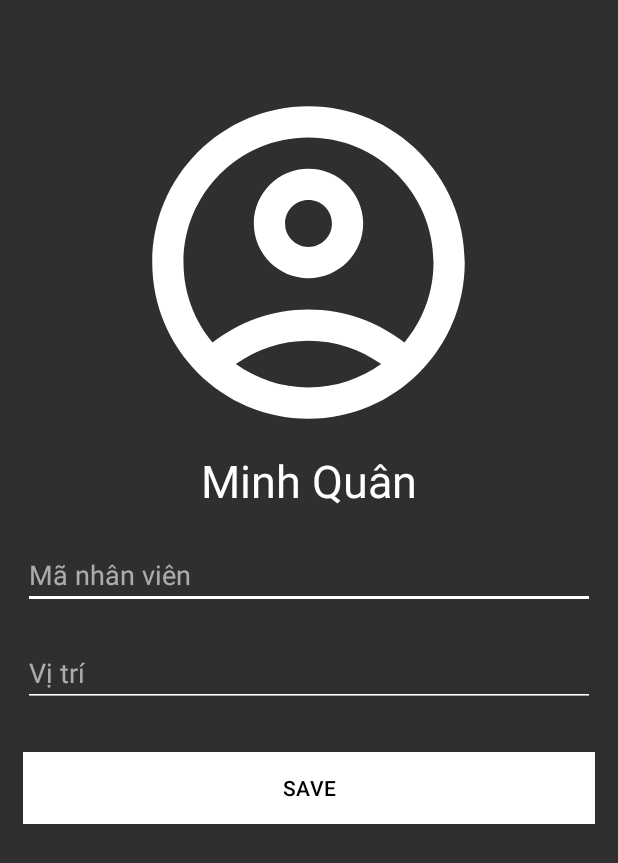
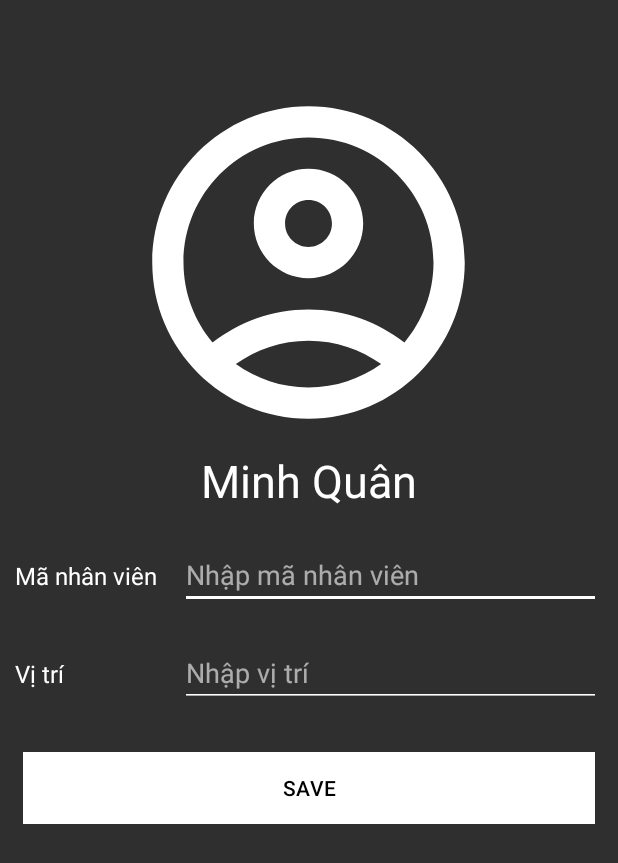
Before and after one commit to pmq72002/meetingApp, an Android app: the SettingActivity screen opened directly, with no data from a screen before it, after a tap on "SAVE", on a phone screen of 412 x 824 dp. Shown: the top 863 px of the screen. Run offline under Robolectric (Android 15) with nearby library versions, the light colour scheme and no system bars; our stand-ins replace Firebase (no records; nobody signed in at launch, a user with empty details on screens opened directly), Picasso.

Commit message:
add update for setting activity, set logout

```diff
--- a/app/build.gradle.kts
+++ b/app/build.gradle.kts
@@ -42,6 +42,7 @@ dependencies {
     androidTestImplementation("androidx.test.ext:junit:1.1.5")
     androidTestImplementation("androidx.test.espresso:espresso-core:3.5.1")
     implementation("com.firebaseui:firebase-ui-database:8.0.2")
+    implementation ("com.firebaseui:firebase-ui-auth:7.2.0")
     implementation("com.google.android.gms:play-services-auth:20.7.0")
     implementation("com.google.firebase:firebase-auth:22.3.0")
     implementation("com.google.firebase:firebase-database:20.3.0")
--- a/app/src/main/java/com/example/meetingapp/LoginActivity.java
+++ b/app/src/main/java/com/example/meetingapp/LoginActivity.java
@@ -25,6 +25,7 @@ import com.google.firebase.auth.AuthResult;
 import com.google.firebase.auth.FirebaseAuth;
 import com.google.firebase.auth.FirebaseUser;
 import com.google.firebase.auth.GoogleAuthProvider;
+import com.google.firebase.database.DatabaseReference;
 import com.google.firebase.database.FirebaseDatabase;
 
 public class LoginActivity extends AppCompatActivity {
@@ -83,8 +84,6 @@ public class LoginActivity extends AppCompatActivity {
                                     users.setUserId(user.getUid());
                                     users.setName(user.getDisplayName());
                                     users.setProfile(user.getPhotoUrl().toString());
-                                    users.setMnv(users.getMnv());
-                                    users.setposition(users.getposition());
 
                                     database.getReference().child("Users").child(user.getUid()).setValue(users);
 
--- a/app/src/main/java/com/example/meetingapp/MainActivity.java
+++ b/app/src/main/java/com/example/meetingapp/MainActivity.java
@@ -12,6 +12,12 @@ import android.widget.ImageView;
 import android.widget.PopupMenu;
 import android.widget.TextView;
 
+import com.firebase.ui.auth.AuthUI;
+import com.google.android.gms.auth.api.Auth;
+import com.google.android.gms.auth.api.signin.GoogleSignInAccount;
+import com.google.android.gms.common.api.GoogleApiClient;
+import com.google.android.gms.tasks.OnCompleteListener;
+import com.google.android.gms.tasks.Task;
 import com.google.firebase.auth.FirebaseAuth;
 import com.google.firebase.auth.FirebaseUser;
 import com.google.firebase.database.DataSnapshot;
@@ -27,7 +33,7 @@ public class MainActivity extends AppCompatActivity implements PopupMenu.OnMenuI
     private DatabaseReference reference;
     private FirebaseUser user;
     private String  userID;
-
+    GoogleApiClient mGoogleApiClient;
     ImageView img_profile;
     TextView txt_profile;
     Button btn_newMeet, btn_myMeet, btn_contentsMeet, btn_file;
@@ -110,9 +116,14 @@ public class MainActivity extends AppCompatActivity implements PopupMenu.OnMenuI
         logout.setOnMenuItemClickListener(new MenuItem.OnMenuItemClickListener() {
             @Override
             public boolean onMenuItemClick(@NonNull MenuItem item) {
-                FirebaseAuth.getInstance().signOut();
-                Intent i = new Intent(MainActivity.this, LoginActivity.class);
-                startActivity(i);
+                AuthUI.getInstance().signOut(MainActivity.this).addOnCompleteListener(new OnCompleteListener<Void>() {
+                    @Override
+                    public void onComplete(@NonNull Task<Void> task) {
+                        Intent i = new Intent(MainActivity.this, LoginActivity.class);
+                        startActivity(i);
+                        finish();
+                    }
+                });
 
                 return true;
             }
--- a/app/src/main/java/com/example/meetingapp/MyAdapter.java
+++ b/app/src/main/java/com/example/meetingapp/MyAdapter.java
@@ -70,6 +70,7 @@ public class MyAdapter extends RecyclerView.Adapter<MyAdapter.MyViewHolder> {
                             String pass = snapshot.child("password").getValue().toString();
                             if(holder.passConfirm.getText().toString().equals(pass)){
                                 startMeeting(meetingID,getName(),meetings.getTopic(),pass);
+                                holder.passConfirm.setText("");
                             }else {
                                 Toast.makeText(context, "Sai mật khẩu", Toast.LENGTH_SHORT).show();
                             }
--- a/app/src/main/java/com/example/meetingapp/MyFilesListAdapter.java
+++ b/app/src/main/java/com/example/meetingapp/MyFilesListAdapter.java
@@ -45,8 +45,6 @@ public class MyFilesListAdapter extends RecyclerView.Adapter<MyFilesListAdapter.
         holder.date.setText(FilesList.getDate());
 
 
-
-
     }
 
     @Override
@@ -62,8 +60,6 @@ public class MyFilesListAdapter extends RecyclerView.Adapter<MyFilesListAdapter.
             date = itemView.findViewById(R.id.file_date_list);
             time = itemView.findViewById(R.id.file_time_list);
 
-
-
         }
     }
 
--- a/app/src/main/java/com/example/meetingapp/RoomMeetingActivity.java
+++ b/app/src/main/java/com/example/meetingapp/RoomMeetingActivity.java
@@ -98,8 +98,8 @@ public class RoomMeetingActivity extends AppCompatActivity {
 
 
         ZegoUIKitPrebuiltVideoConferenceConfig config = new ZegoUIKitPrebuiltVideoConferenceConfig();
-        // config.turnOnCameraWhenJoining = false;
-        // config.turnOnMicrophoneWhenJoining = false;
+         config.turnOnCameraWhenJoining = false;
+         config.turnOnMicrophoneWhenJoining = false;
         ZegoUIKitPrebuiltVideoConferenceFragment fragment = ZegoUIKitPrebuiltVideoConferenceFragment.newInstance(appID, appSign,userID, name, meetingID, config);
 
         getSupportFragmentManager().beginTransaction()
--- a/app/src/main/java/com/example/meetingapp/SettingActivity.java
+++ b/app/src/main/java/com/example/meetingapp/SettingActivity.java
@@ -59,7 +59,7 @@ public class SettingActivity extends AppCompatActivity {
         setContentView(R.layout.activity_setting);
 
         user = FirebaseAuth.getInstance().getCurrentUser();
-        reference = FirebaseDatabase.getInstance().getReference("Users");
+        reference = FirebaseDatabase.getInstance().getReference("Users setting");
         userID = user.getUid();
 
        // userRef = FirebaseDatabase.getInstance().getReference("Users");
@@ -73,7 +73,7 @@ public class SettingActivity extends AppCompatActivity {
         saveBtn.setOnClickListener(new View.OnClickListener() {
             @Override
             public void onClick(View v) {
-                userRef = FirebaseDatabase.getInstance().getReference().child("Users");
+                userRef = FirebaseDatabase.getInstance().getReference("Users setting");
 
 
                 saveInfoOnly();
@@ -119,19 +119,22 @@ public class SettingActivity extends AppCompatActivity {
             Toast.makeText(this, "Vị trí không được để trống", Toast.LENGTH_SHORT).show();
         }else {
 
-            HashMap<String,String> profileMap = new HashMap<>();
+            HashMap profileMap = new HashMap<>();
             profileMap.put("uid",FirebaseAuth.getInstance().getCurrentUser().getUid());
+            profileMap.put("name",FirebaseAuth.getInstance().getCurrentUser().getDisplayName());
             profileMap.put("mnv",getUserMnv);
             profileMap.put("position",getUserPosition);
             profileMap.put("profile",FirebaseAuth.getInstance().getCurrentUser().getPhotoUrl().toString());
-            userRef.child(FirebaseAuth.getInstance().getCurrentUser().getUid()).setValue(profileMap).addOnCompleteListener(new OnCompleteListener<Void>() {
+            userRef.child(FirebaseAuth.getInstance().getCurrentUser().getUid()).updateChildren(profileMap).addOnCompleteListener(new OnCompleteListener<Void>() {
                 @Override
                 public void onComplete(@NonNull Task<Void> task) {
                     if(task.isSuccessful()){
                         Toast.makeText(SettingActivity.this, "Thông tin tài khoản đã được cập nhật", Toast.LENGTH_SHORT).show();
+
                     }
                 }
             });
         }
     }
+
 }
--- a/app/src/main/res/layout/activity_setting.xml
+++ b/app/src/main/res/layout/activity_setting.xml
@@ -29,43 +29,80 @@
         android:textSize="30dp"
         android:layout_centerInParent="true"
         ></TextView>
-    <EditText
-        android:id="@+id/mnv_setting"
+    <LinearLayout
+        android:id="@+id/mnv_layout"
         android:layout_width="match_parent"
         android:layout_height="wrap_content"
+        android:layout_marginTop="20dp"
+        android:layout_marginEnd="15dp"
         android:layout_below="@+id/user_name_setting"
-        android:layout_marginTop="20dp"
+        >
+
+        <TextView
+            android:id="@+id/mnv_txt"
+            android:layout_width="100dp"
+            android:layout_height="wrap_content"
+            android:layout_marginLeft="10dp"
+            android:text="Mã nhân viên"
+            android:textColor="@color/white"
+            android:textSize="16dp"
+
+
+            ></TextView>
+
+        <EditText
+            android:id="@+id/mnv_setting"
+            android:layout_width="308dp"
+            android:layout_height="wrap_content"
+            android:layout_marginLeft="10dp"
+            android:backgroundTint="@color/white"
+            android:drawableTint="@color/white"
+            android:ems="10"
+            android:hint="Nhập mã nhân viên"
+            android:inputType="text"
+            android:textColor="@color/white"
+            android:textColorHint="#9AFFFFFF" />
+    </LinearLayout>
+
+<LinearLayout
+    android:layout_width="match_parent"
+    android:layout_height="wrap_content"
+    android:id="@+id/position_layout"
+    android:layout_below="@+id/mnv_layout"
+    android:layout_marginTop="20dp"
+    android:layout_marginEnd="15dp"
+
+    >
+    <TextView
+        android:id="@+id/position_txt"
+        android:layout_width="100dp"
+        android:layout_height="wrap_content"
+        android:text="Vị trí"
+        android:textColor="@color/white"
+        android:textSize="16dp"
+        android:layout_marginLeft="10dp"
+        android:layout_centerVertical="true"
+        ></TextView>
+    <EditText
+        android:id="@+id/position_setting"
+        android:layout_width="308dp"
+        android:layout_height="wrap_content"
+        android:layout_marginLeft="10dp"
+        android:backgroundTint="@color/white"
         android:drawableTint="@color/white"
         android:ems="10"
-        android:hint="Mã nhân viên"
+        android:hint="Nhập vị trí"
+        android:inputType="text"
         android:textColor="@color/white"
-        android:textColorHint="#9AFFFFFF"
-        android:layout_marginStart="15dp"
-        android:layout_marginEnd="15dp"
-        android:backgroundTint="@color/white"
-        android:inputType="text" />
+        android:textColorHint="#9AFFFFFF" />
+    </LinearLayout>
 
-    <EditText
-        android:id="@+id/position_setting"
-        android:layout_width="match_parent"
-        android:layout_height="wrap_content"
-        android:layout_below="@+id/mnv_setting"
-        android:layout_marginTop="20dp"
-        android:drawableTint="@color/white"
-        android:ems="10"
-        android:textColorHint="#9AFFFFFF"
-        android:backgroundTint="@color/white"
-        android:hint="Vị trí"
-        android:textColor="@color/white"
-        android:layout_marginStart="15dp"
-        android:layout_marginEnd="15dp"
-        android:inputType="text" />
 
     <Button
         android:id="@+id/save_setting"
         android:layout_width="match_parent"
         android:layout_height="wrap_content"
-        android:layout_below="@+id/position_setting"
+        android:layout_below="@+id/position_layout"
         android:background="@drawable/custom_button"
         app:backgroundTint="@null"
         android:layout_marginTop="30dp"
--- a/app/src/main/res/layout/my_meet_list_design.xml
+++ b/app/src/main/res/layout/my_meet_list_design.xml
@@ -43,7 +43,7 @@
                 android:textAllCaps="false"
                 android:textColor="#000000"
                 android:textSize="14sp"
-                android:layout_marginLeft="110dp"
+                android:layout_marginLeft="90dp"
                 android:padding="2dp"
                 >
             </TextView>
```
